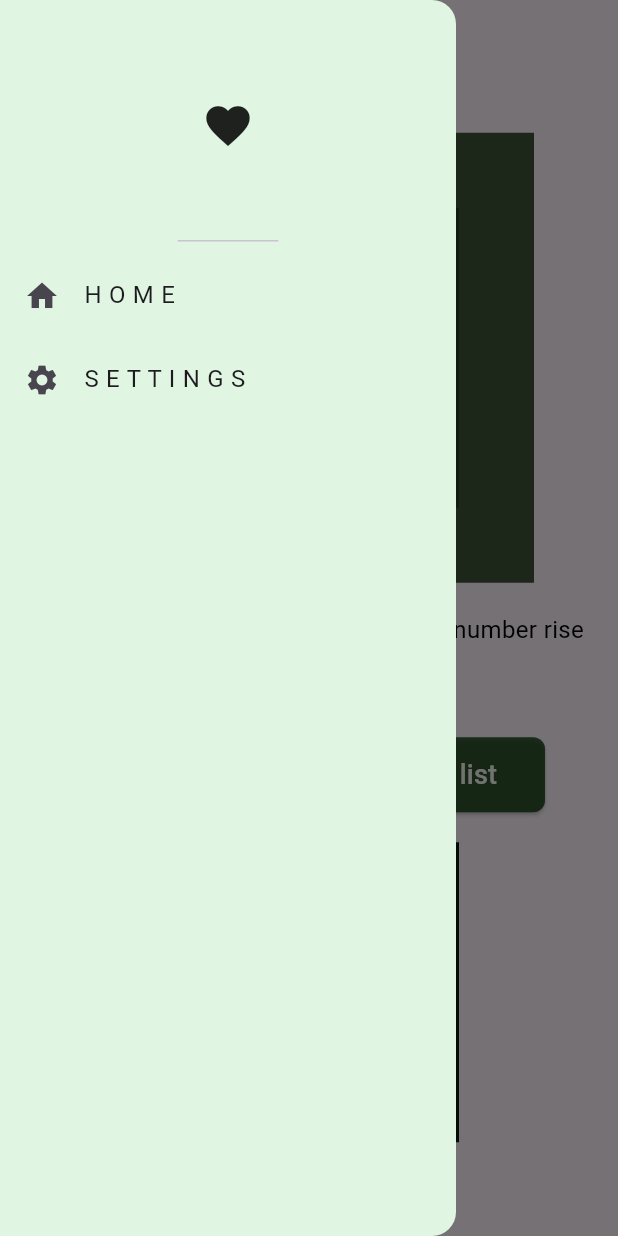
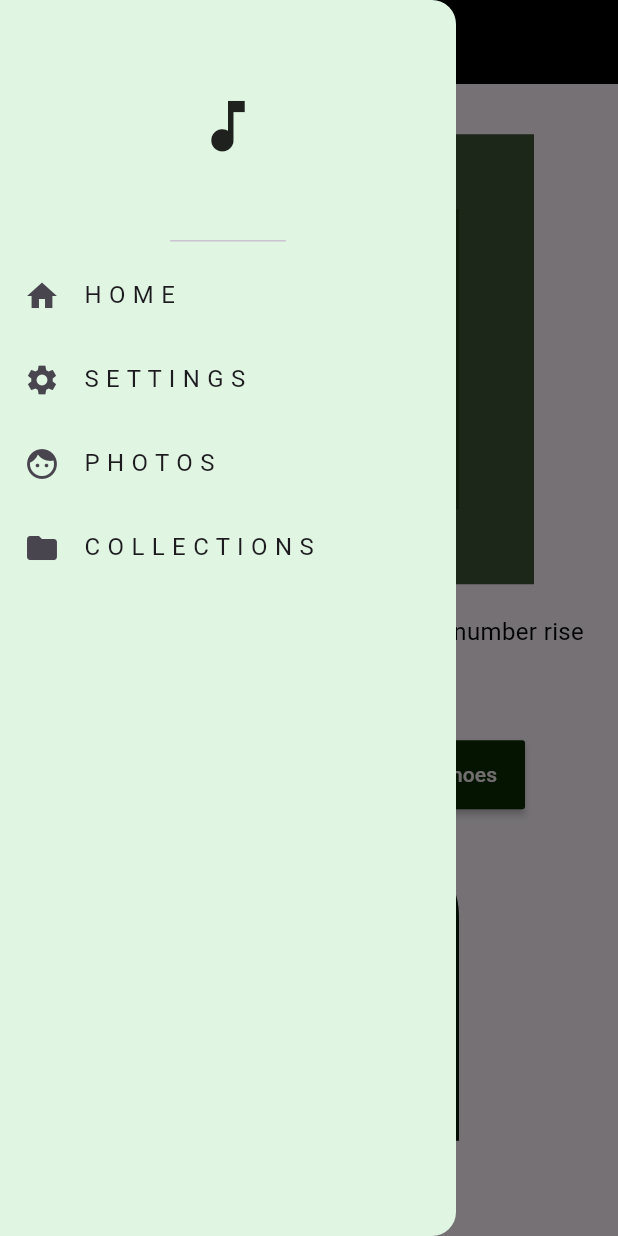
Before and after one commit to R-Htu/fluttertutorial, a Flutter app: the screen it shows after launch, with the side drawer open, on a phone screen of 412 x 824 dp. Run offline on Flutter 3.47's test engine with Material 3 defaults, Android fonts, the phone set to English and light mode, and no system bars; our stand-ins replace flutter_slidable, hive_flutter; accounts and stored records are empty.

```diff
--- a/lib/component/app_drawer.dart
+++ b/lib/component/app_drawer.dart
@@ -16,8 +16,8 @@ class _AppDrawerState extends State<AppDrawer> {
         children: [
           const DrawerHeader(
             child: Icon(
-              Icons.favorite,
-              size: 35,
+              Icons.music_note,
+              size: 45,
             ),
           ),
           ListTile(
@@ -35,6 +35,20 @@ class _AppDrawerState extends State<AppDrawer> {
               Navigator.pushNamed(context, '/settingpage');
             },
           ),
+          ListTile(
+            leading: const Icon(Icons.face),
+            title: const Text('P H O T O S'),
+            onTap: () {
+              Navigator.pushNamed(context, '/settingpage');
+            },
+          ),
+          ListTile(
+            leading: const Icon(Icons.folder),
+            title: const Text('C O L L E C T I O N S'),
+            onTap: () {
+              Navigator.pushNamed(context, '/settingpage');
+            },
+          ),
         ],
       ),
     );
--- a/lib/component/my_button.dart
+++ b/lib/component/my_button.dart
@@ -8,14 +8,15 @@ class MyButton extends StatelessWidget {
   @override
   Widget build(BuildContext context) {
     return MaterialButton(
+      padding: EdgeInsets.all(13),
       onPressed: onPressed,
-      color: const Color.fromARGB(255, 51, 71, 46),
+      color: const Color.fromARGB(255, 10, 43, 3),
       //   color: Theme.of(context).primaryColor,
       child: Text(
         text,
         style: TextStyle(
-          color: Colors.grey,
-          fontWeight: FontWeight.bold,
+          color: const Color.fromARGB(255, 247, 239, 239),
+          //  fontWeight: FontWeight.bold,
         ),
       ),
     );
--- a/lib/component/stack_widget.dart
+++ b/lib/component/stack_widget.dart
@@ -14,29 +14,49 @@ class _StackWidgetState extends State<StackWidget> {
       alignment: Alignment.center,
       children: [
         Container(
+          decoration: BoxDecoration(
+              color: const Color.fromARGB(221, 33, 59, 24),
+              borderRadius: BorderRadius.only(
+                topLeft: Radius.circular(50),
+              )),
           height: 300,
           width: 300,
-          color: const Color.fromARGB(221, 33, 59, 24),
         ),
         Container(
+          decoration: BoxDecoration(
+              color: const Color.fromARGB(221, 33, 59, 24),
+              borderRadius: BorderRadius.only(
+                topLeft: Radius.circular(30),
+              )),
           height: 200,
           width: 200,
-          color: const Color.fromARGB(221, 33, 59, 24),
         ),
         Container(
+          decoration: BoxDecoration(
+              color: const Color.fromARGB(221, 7, 26, 1),
+              borderRadius: BorderRadius.only(
+                topLeft: Radius.circular(30),
+              )),
           height: 100,
           width: 100,
-          color: const Color.fromARGB(221, 7, 26, 1),
         ),
         Container(
+          decoration: BoxDecoration(
+              color: const Color.fromARGB(221, 5, 22, 0),
+              borderRadius: BorderRadius.only(
+                topLeft: Radius.circular(30),
+              )),
           height: 50,
           width: 50,
-          color: const Color.fromARGB(221, 5, 22, 0),
         ),
         Container(
+          decoration: BoxDecoration(
+              color: const Color.fromRGBO(1, 6, 0, 0.867),
+              borderRadius: BorderRadius.only(
+                topLeft: Radius.circular(30),
+              )),
           height: 10,
           width: 10,
-          color: const Color.fromARGB(221, 1, 6, 0),
         ),
         Container(
           height: 2,
--- a/lib/component/tap_widget.dart
+++ b/lib/component/tap_widget.dart
@@ -29,9 +29,14 @@ class _TapWidgetState extends State<TapWidget> {
         GestureDetector(
           onTap: userTap,
           child: Container(
+            decoration: BoxDecoration(
+              color: const Color.fromARGB(255, 4, 28, 9),
+              borderRadius: BorderRadius.only(
+                  topRight: Radius.circular(50),
+                  bottomLeft: Radius.circular(50)),
+            ),
             height: 200,
             width: 200,
-            color: const Color.fromARGB(255, 4, 28, 9),
             child: Center(
               child: Text(
                 'Tap me!',
--- a/lib/pages/counter_page.dart
+++ b/lib/pages/counter_page.dart
@@ -2,6 +2,8 @@ import 'package:flutter/material.dart';
 import 'package:tutorial_flutter/component/app_drawer.dart';
 import 'package:tutorial_flutter/component/stack_widget.dart';
 import 'package:tutorial_flutter/component/tap_widget.dart';
+import 'package:tutorial_flutter/component/my_button.dart';
+import 'package:tutorial_flutter/ecommerce/intro_page.dart';
 import 'package:tutorial_flutter/pages/to_do_list_page.dart';
 
 //‌ counter လို့ ‌ေရးထားတွေကို အရင်လုပ်နေ်
@@ -28,8 +30,13 @@ class _CounterPageState extends State<CounterPage> {
   Widget build(BuildContext context) {
     return Scaffold(
       appBar: AppBar(
-          //backgroundColor: Color.fromARGB(121, 44, 86, 1),
-          ),
+        backgroundColor: Color.fromARGB(255, 0, 0, 0),
+        title: const Text('My Home Page'),
+        iconTheme: const IconThemeData(
+          color: Color.fromARGB(255, 248, 252, 248),
+        ),
+      ),
+
       // drawer နဲ့ဆိုင်တာကို app_drawer.dart မှာ သွားကြည့်
       drawer: AppDrawer(),
       body: Center(
@@ -56,7 +63,31 @@ class _CounterPageState extends State<CounterPage> {
             Row(
               mainAxisAlignment: MainAxisAlignment.center,
               children: [
-                ElevatedButton(
+                MyButton(
+                  text: 'Counter',
+                  onPressed: increment,
+                ),
+                SizedBox(width: 12),
+                MyButton(
+                  text: 'Routine',
+                  onPressed: () {
+                    Navigator.push(
+                      context,
+                      MaterialPageRoute(builder: (context) => ToDoListPage()),
+                    );
+                  },
+                ),
+                SizedBox(width: 12),
+                MyButton(
+                  text: 'E-shoes',
+                  onPressed: () {
+                    Navigator.push(
+                      context,
+                      MaterialPageRoute(builder: (context) => IntroPage()),
+                    );
+                  },
+                ),
+                /*  ElevatedButton(
                   style: ElevatedButton.styleFrom(
                     backgroundColor: Color.fromARGB(199, 6, 55, 7),
                     foregroundColor: const Color.fromARGB(255, 249, 249, 244),
@@ -92,12 +123,12 @@ class _CounterPageState extends State<CounterPage> {
                     );
                   },
                   child: Text(
-                    'To do list',
+                    'Daily Routine',
                     style: TextStyle(
                       fontSize: 18,
                     ),
                   ),
-                ),
+                ),*/
               ],
             ),
             //counter အဆုံး
--- a/pubspec.yaml
+++ b/pubspec.yaml
@@ -62,7 +62,8 @@ flutter:
   uses-material-design: true
 
   # To add assets to your application, add an assets section, like this:
-  # assets:
+  assets:
+    - lib/images/
   #   - images/a_dot_burr.jpeg
   #   - images/a_dot_ham.jpeg
 
```
Also changed, not shown: lib/ecommerce/intro_page.dart (added, +54 -0 lines), lib/images/green.jpg (added), lib/images/green2.jpg (added), lib/images/green3.jpg (added), lib/images/green4.jpeg (added), lib/images/logo.jpg (added), lib/images/nikelogo.jpg (added), lib/images/white.jpg (added).
